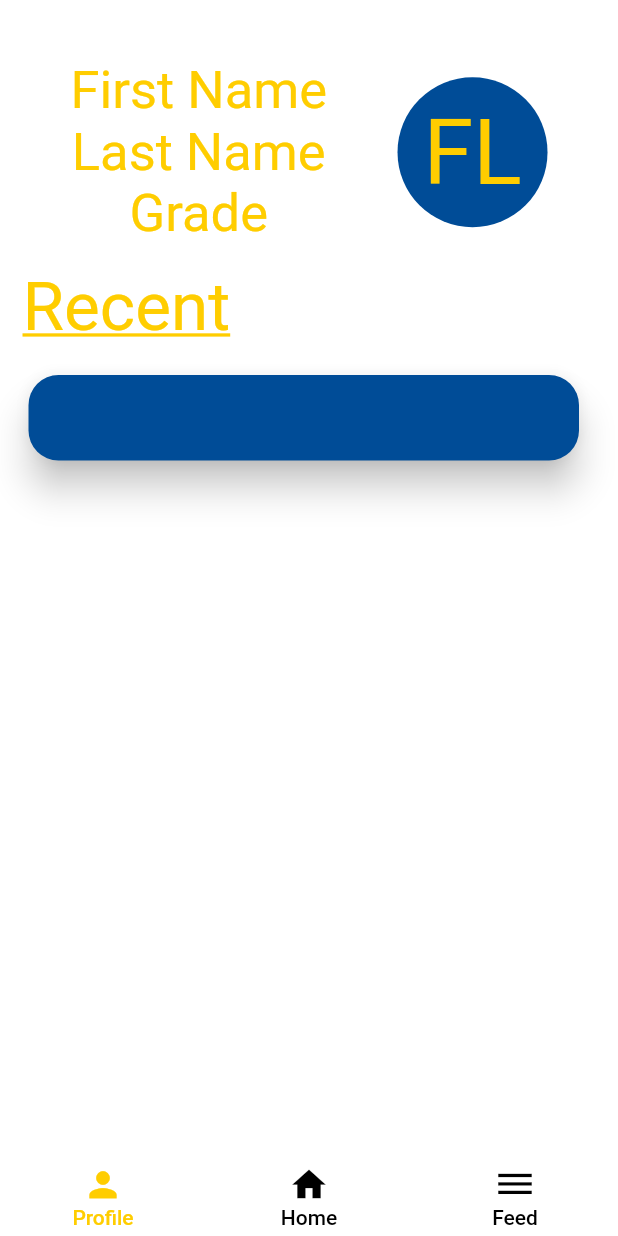
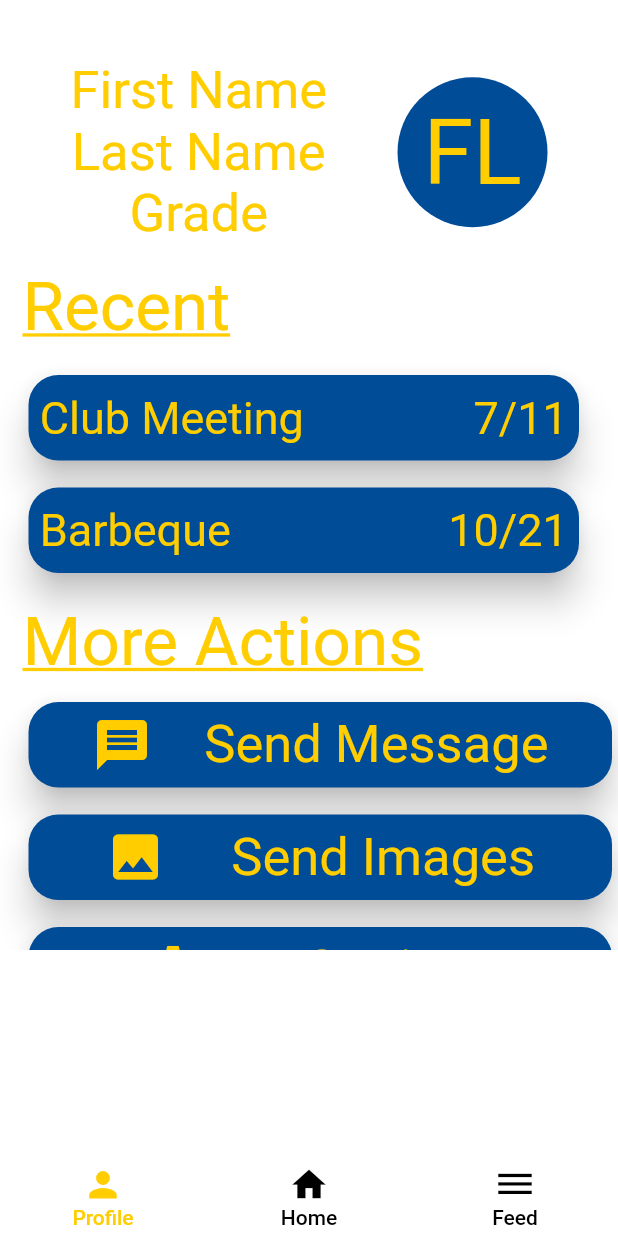
Before and after one commit to Dbono-dev/Sickles_FFA, a Flutter app: the screen it shows once a user with an empty profile is signed in, on a phone screen of 412 x 824 dp. Run offline on Flutter 3.47's test engine with Material 2 defaults, Android fonts, the phone set to English and light mode, and no system bars; our stand-ins replace cloud_firestore, firebase_auth, google_fonts, qr_flutter; accounts and stored records are empty.

Commit message:
Another commit

```diff
--- a/lib/profile_page.dart
+++ b/lib/profile_page.dart
@@ -39,12 +39,84 @@ class ProfilePage extends StatelessWidget {
               child: Card(
                 color: Theme.of(context).primaryColor,
                 elevation: 10,
-                shape: RoundedRectangleBorder(borderRadius: BorderRadius.circular(20))
+                shape: RoundedRectangleBorder(borderRadius: BorderRadius.circular(20)),
+                child: Padding(
+                  padding: const EdgeInsets.fromLTRB(7.5, 0, 7.5, 0),
+                  child: Row(
+                    children: <Widget>[
+                      Text("Club Meeting", style: TextStyle(color: Theme.of(context).accentColor, fontSize: 30),),
+                      Spacer(),
+                      Text("7/11",style: TextStyle(color: Theme.of(context).accentColor, fontSize: 30))
+                    ],
+                  ),
+                ),
               )
+            ),
+          ),
+          Padding(
+            padding: EdgeInsets.fromLTRB(15, 10, 0, 0),
+            child: Container(
+              height: 65,
+              width: 375,
+              child: Card(
+                color: Theme.of(context).primaryColor,
+                elevation: 10,
+                shape: RoundedRectangleBorder(borderRadius: BorderRadius.circular(20)),
+                child: Padding(
+                  padding: const EdgeInsets.fromLTRB(7.5, 0, 7.5, 0),
+                  child: Row(
+                    children: <Widget>[
+                      Text("Barbeque", style: TextStyle(color: Theme.of(context).accentColor, fontSize: 30),),
+                      Spacer(),
+                      Text("10/21",style: TextStyle(color: Theme.of(context).accentColor, fontSize: 30))
+                    ],
+                  ),
+                ),
+              )
+            ),
+          ),
+          Padding(
+            padding: const EdgeInsets.fromLTRB(15, 15, 0, 0),
+            child: Text("More Actions", style: TextStyle(fontSize: 45, color: Theme.of(context).accentColor, decoration: TextDecoration.underline),),
+          ),
+          Container(
+            height: 179,
+            child: ListView(
+              padding: EdgeInsets.all(0),
+              children: <Widget>[
+                moreActionsTiles(Icons.message, "Send Message", context),
+                moreActionsTiles(Icons.image, "Send Images", context),
+                moreActionsTiles(Icons.settings, "Settings", context)
+              ],
             ),
           )
         ]
       ),
     );
   }
+
+  Widget moreActionsTiles(IconData icon, String title, BuildContext context) {
+    return Padding(
+      padding: EdgeInsets.fromLTRB(15, 10, 0, 0),
+      child: Container(
+        height: 65,
+        width: 375,
+        child: Card(
+          color: Theme.of(context).primaryColor,
+          elevation: 10,
+          shape: RoundedRectangleBorder(borderRadius: BorderRadius.circular(20)),
+          child: Padding(
+            padding: const EdgeInsets.fromLTRB(7.5, 0, 7.5, 0),
+            child: Row(
+              mainAxisAlignment: MainAxisAlignment.spaceEvenly,
+              children: <Widget>[
+                Icon(icon, color: Theme.of(context).accentColor, size: 40,),
+                Text(title,style: TextStyle(color: Theme.of(context).accentColor, fontSize: 35))
+              ],
+            ),
+          ),
+        )
+      ),
+    );
+  }
 }
--- a/pubspec.yaml
+++ b/pubspec.yaml
@@ -29,6 +29,7 @@ dependencies:
   firebase_auth: ^0.14.0+5
   cloud_firestore: ^0.13.5
   provider: ^4.1.2
+  qr_flutter: ^3.1.0
 
 dev_dependencies:
   flutter_test:
```
Also changed, not shown: lib/event_view.dart (added, +81 -0 lines), lib/main_page.dart (+7 -1 lines), pubspec.lock.
